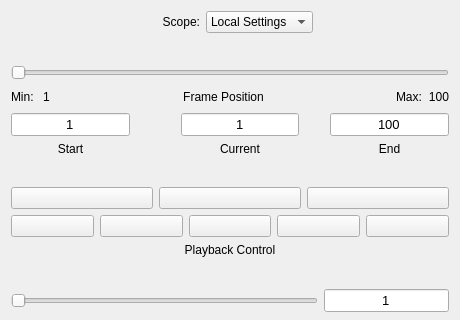
This is apps/vaporgui/guis/ui/animationtab.ui in yyr/vapor as Qt 5 draws it before an edit; both pictures show x 0 to 460 and y 0 to 320 of the 460 by 519 pixel window. The edited form follows.
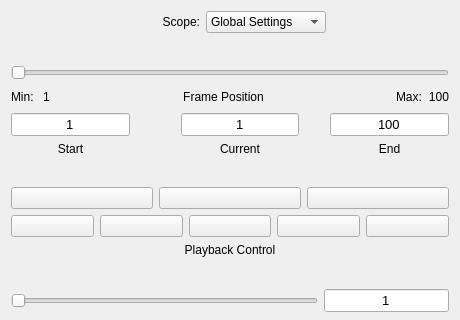
This is the edited form. Icons and pictures are not drawn.

Commit message: Fixed problems with animation control. Fixed problems with region sliders Fixed local/global selector Cleaned up spurious slider events

Diff of the .ui file:
```diff
--- a/apps/vaporgui/guis/ui/animationtab.ui
+++ b/apps/vaporgui/guis/ui/animationtab.ui
@@ -77,6 +77,12 @@
        </item>
        <item>
         <widget class="QComboBox" name="LocalGlobal">
+         <property name="minimumSize">
+          <size>
+           <width>120</width>
+           <height>0</height>
+          </size>
+         </property>
          <property name="toolTip">
           <string>Apply these settings to visualizers, either globally or locally</string>
          </property>
@@ -95,6 +101,11 @@
          <property name="maxCount">
           <number>1</number>
          </property>
+         <item>
+          <property name="text">
+           <string>Global Settings</string>
+          </property>
+         </item>
          <item>
           <property name="text">
            <string>Local Settings</string>
```
Left out of the diff: 2 changed lines with no effect on the pictures. The commit also changes 11 other files.
